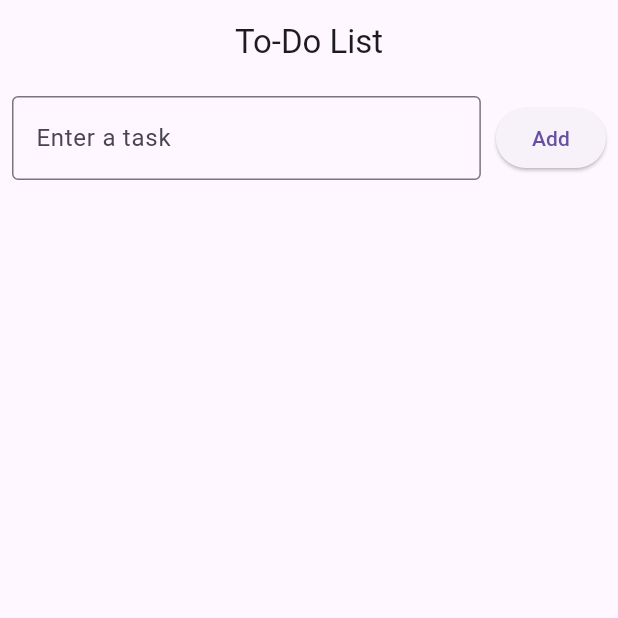
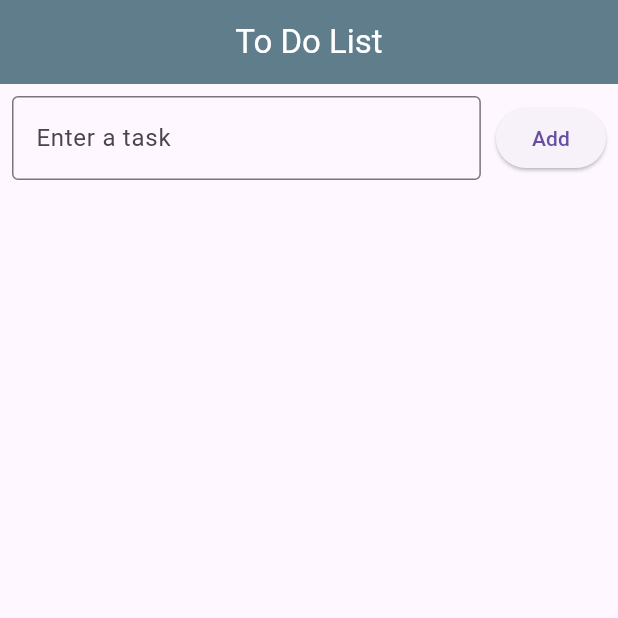
Before and after one commit to abenezerregasa/to_do_list_, a Flutter app: the screen it shows after launch, on a phone screen of 412 x 824 dp, the top half of it. Run offline on Flutter 3.47's test engine with Material 3 defaults, Android fonts, the phone set to English and light mode, and no system bars.

Commit message:
appbar background color

```diff
--- a/lib/main.dart
+++ b/lib/main.dart
@@ -48,7 +48,17 @@ class _TodoHomeState extends State<TodoHome> {
   Widget build(BuildContext context) {
     return Scaffold(
       appBar: AppBar(
-        title: Text('To-Do List'),
+        backgroundColor: Colors.blueGrey,
+
+        title: Text(
+          'To Do List',
+          style: TextStyle(
+            color: Colors.white,
+
+          ),
+
+          ),
+          elevation: 0,
         centerTitle: true,
 
       ),
```
